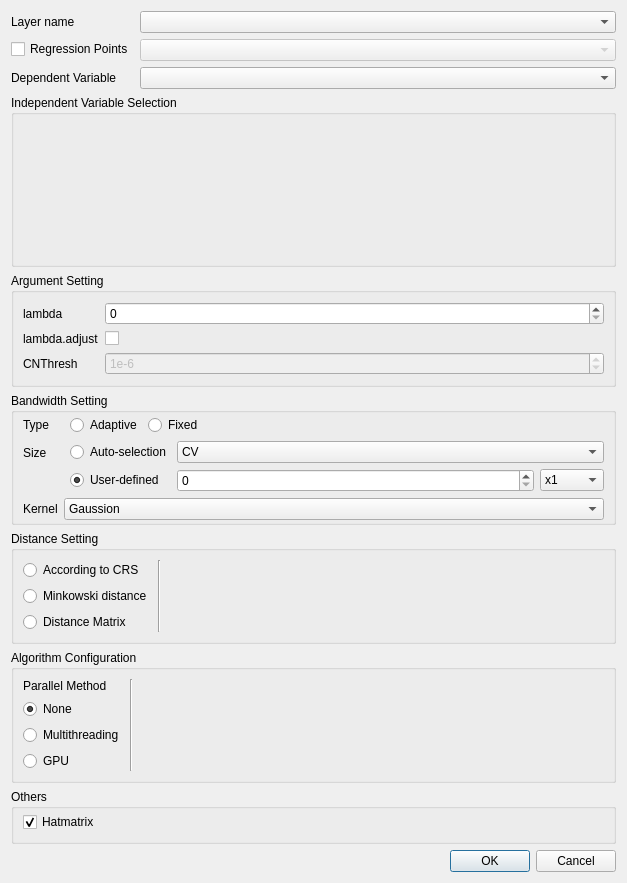
Qt form gwmlcrgwroptionsdialog.ui (GWmodel-Lab/GWmodelS) before a commit.
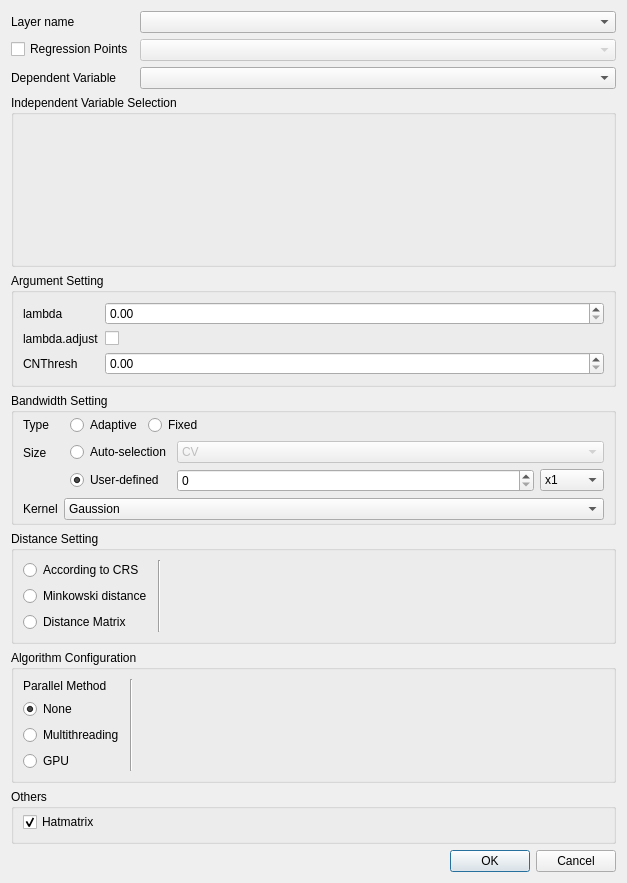
The same form after that commit. Custom widgets are drawn as their Qt base class.

```diff
--- a/gwmlcrgwroptionsdialog.ui
+++ b/gwmlcrgwroptionsdialog.ui
@@ -79,36 +79,20 @@
       <property name="topMargin">
        <number>9</number>
       </property>
-      <item row="3" column="0">
+      <item row="4" column="0">
        <widget class="QLabel" name="label_15">
         <property name="text">
          <string>lambda.adjust</string>
         </property>
        </widget>
       </item>
-      <item row="4" column="0">
+      <item row="5" column="0">
        <widget class="QLabel" name="label_11">
         <property name="text">
          <string>CNThresh</string>
         </property>
        </widget>
       </item>
-      <item row="4" column="1">
-       <widget class="QSpinBox" name="mcnThreshSpinBox">
-        <property name="enabled">
-         <bool>false</bool>
-        </property>
-        <property name="prefix">
-         <string>1e-</string>
-        </property>
-        <property name="minimum">
-         <number>1</number>
-        </property>
-        <property name="value">
-         <number>6</number>
-        </property>
-       </widget>
-      </item>
       <item row="1" column="0">
        <widget class="QLabel" name="label_10">
         <property name="maximumSize">
@@ -122,16 +106,19 @@
         </property>
        </widget>
       </item>
-      <item row="1" column="1">
-       <widget class="QSpinBox" name="mLambdaSpinBox"/>
-      </item>
-      <item row="3" column="1">
+      <item row="4" column="1">
        <widget class="QCheckBox" name="mLambdaAdjustCheck">
         <property name="text">
          <string/>
         </property>
        </widget>
       </item>
+      <item row="1" column="1">
+       <widget class="QDoubleSpinBox" name="mLambdaSpinBox"/>
+      </item>
+      <item row="5" column="1">
+       <widget class="QDoubleSpinBox" name="mcnThreshSpinBox"/>
+      </item>
      </layout>
     </widget>
    </item>
@@ -374,6 +361,9 @@
         </item>
         <item row="0" column="1">
          <widget class="QComboBox" name="mBwSizeAutomaticApprochCombo">
+          <property name="enabled">
+           <bool>false</bool>
+          </property>
           <item>
            <property name="text">
             <string>CV</string>
```
